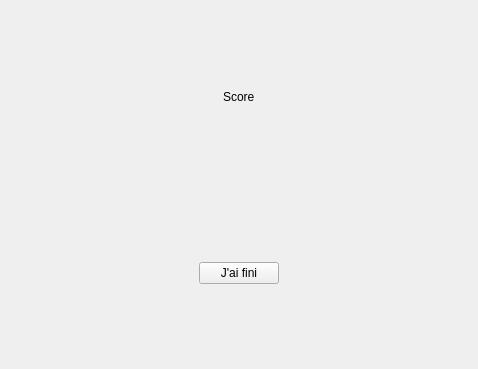
Old version of the form Programmation/Application/Escape_Quiz_Projet_BTS/windowend.ui in the repository BaptisteMagoni/Projet_escape_bts_7_quizz.
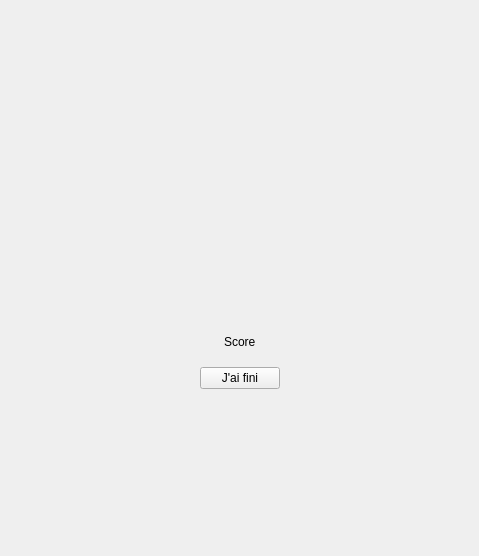
New version of the form. Icons and pictures are not drawn.

Diff of the .ui file:
```diff
--- a/Programmation/Application/Escape_Quiz_Projet_BTS/windowend.ui
+++ b/Programmation/Application/Escape_Quiz_Projet_BTS/windowend.ui
@@ -6,16 +6,42 @@
    <rect>
     <x>0</x>
     <y>0</y>
-    <width>478</width>
-    <height>369</height>
+    <width>479</width>
+    <height>556</height>
    </rect>
   </property>
+  <property name="minimumSize">
+   <size>
+    <width>479</width>
+    <height>556</height>
+   </size>
+  </property>
+  <property name="maximumSize">
+   <size>
+    <width>479</width>
+    <height>556</height>
+   </size>
+  </property>
   <property name="windowTitle">
    <string>Form</string>
   </property>
   <layout class="QVBoxLayout" name="verticalLayout">
    <item>
-    <widget class="QWidget" name="widget" native="true">
+    <spacer name="verticalSpacer">
+     <property name="orientation">
+      <enum>Qt::Vertical</enum>
+     </property>
+     <property name="sizeHint" stdset="0">
+      <size>
+       <width>20</width>
+       <height>40</height>
+      </size>
+     </property>
+    </spacer>
+   </item>
+   <item>
+    <layout class="QVBoxLayout" name="verticalLayout_5">
+     <item>
      <layout class="QHBoxLayout" name="horizontalLayout">
       <item>
        <spacer name="horizontalSpacer">
@@ -31,6 +57,78 @@
        </spacer>
       </item>
       <item>
+        <widget class="QLabel" name="label">
+         <property name="maximumSize">
+          <size>
+           <width>365</width>
+           <height>367</height>
+          </size>
+         </property>
+         <property name="text">
+          <string/>
+         </property>
+         <property name="textFormat">
+          <enum>Qt::AutoText</enum>
+         </property>
+         <property name="pixmap">
+          <pixmap>../Picto-Mixed-Quizz.png</pixmap>
+         </property>
+         <property name="scaledContents">
+          <bool>true</bool>
+         </property>
+         <property name="alignment">
+          <set>Qt::AlignCenter</set>
+         </property>
+        </widget>
+       </item>
+       <item>
+        <spacer name="horizontalSpacer_5">
+         <property name="orientation">
+          <enum>Qt::Horizontal</enum>
+         </property>
+         <property name="sizeHint" stdset="0">
+          <size>
+           <width>40</width>
+           <height>20</height>
+          </size>
+         </property>
+        </spacer>
+       </item>
+      </layout>
+     </item>
+    </layout>
+   </item>
+   <item>
+    <spacer name="verticalSpacer_3">
+     <property name="orientation">
+      <enum>Qt::Vertical</enum>
+     </property>
+     <property name="sizeHint" stdset="0">
+      <size>
+       <width>20</width>
+       <height>40</height>
+      </size>
+     </property>
+    </spacer>
+   </item>
+   <item>
+    <layout class="QVBoxLayout" name="verticalLayout_4">
+     <item>
+      <layout class="QHBoxLayout" name="horizontalLayout_7">
+       <item>
+        <spacer name="horizontalSpacer_2">
+         <property name="orientation">
+          <enum>Qt::Horizontal</enum>
+         </property>
+         <property name="sizeHint" stdset="0">
+          <size>
+           <width>40</width>
+           <height>20</height>
+          </size>
+         </property>
+        </spacer>
+       </item>
+       <item>
        <widget class="QLabel" name="label_score">
         <property name="text">
          <string>Score</string>
@@ -38,7 +136,7 @@
        </widget>
       </item>
       <item>
-       <spacer name="horizontalSpacer_2">
+        <spacer name="horizontalSpacer_6">
         <property name="orientation">
          <enum>Qt::Horizontal</enum>
         </property>
@@ -51,7 +149,8 @@
        </spacer>
       </item>
      </layout>
-    </widget>
+     </item>
+    </layout>
    </item>
    <item>
     <widget class="QWidget" name="widget_2" native="true">
@@ -74,6 +173,12 @@
         <property name="text">
          <string>J'ai fini</string>
         </property>
+        <property name="iconSize">
+         <size>
+          <width>40</width>
+          <height>40</height>
+         </size>
+        </property>
        </widget>
       </item>
       <item>
@@ -92,6 +197,19 @@
      </layout>
     </widget>
    </item>
+   <item>
+    <spacer name="verticalSpacer_2">
+     <property name="orientation">
+      <enum>Qt::Vertical</enum>
+     </property>
+     <property name="sizeHint" stdset="0">
+      <size>
+       <width>20</width>
+       <height>20</height>
+      </size>
+     </property>
+    </spacer>
+   </item>
   </layout>
  </widget>
  <resources/>
```
Lines whose indentation alone changed are shown as unchanged.
